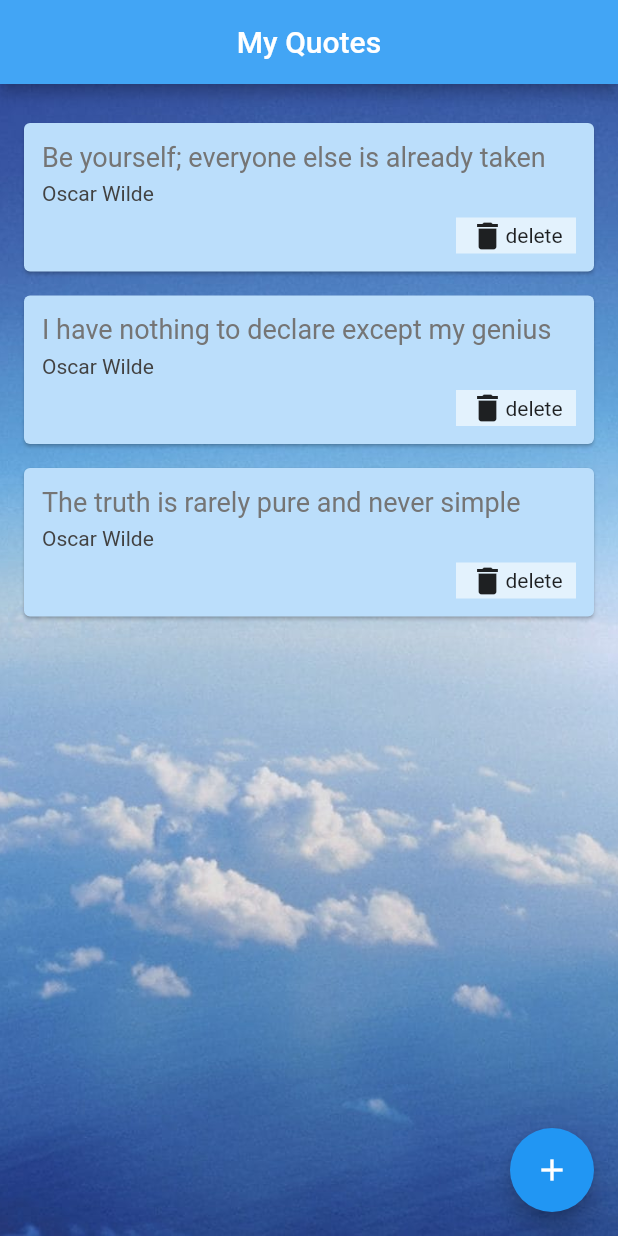
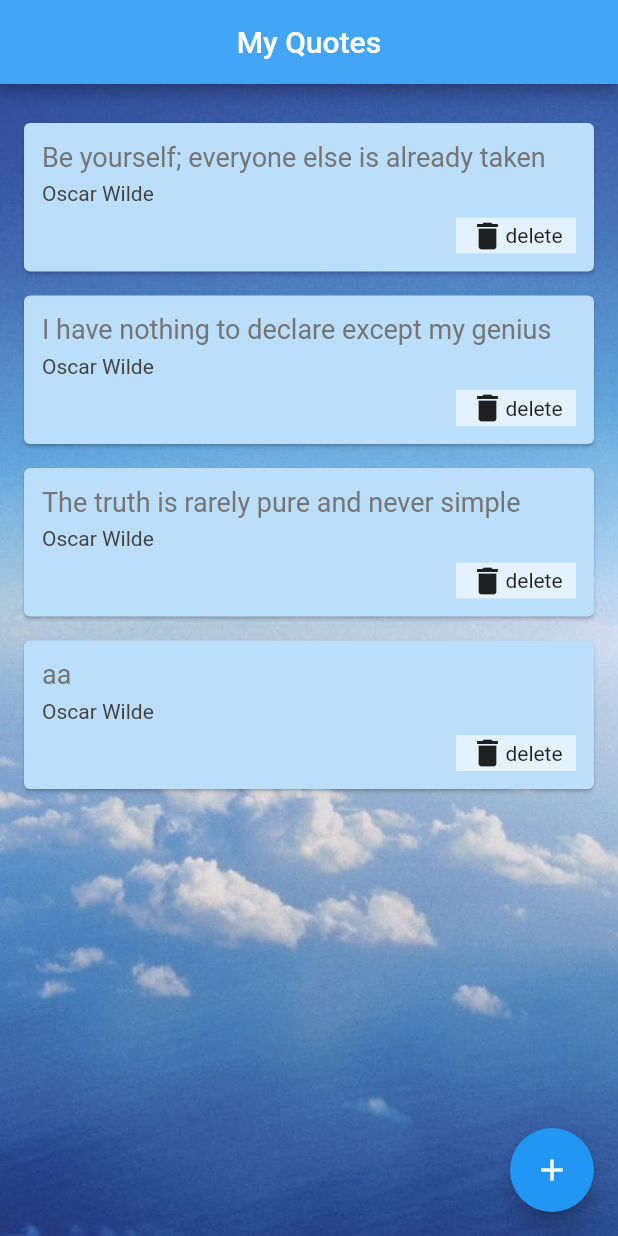
Before and after one commit to flora0110/flutter_project, a Flutter app: the screen it shows after launch, on a phone screen of 412 x 824 dp. Run offline on Flutter 3.47's test engine with Material 2 defaults, Android fonts, the phone set to English and light mode, and no system bars.

```diff
--- a/memo/lib/pages/home.dart
+++ b/memo/lib/pages/home.dart
@@ -14,8 +14,17 @@ class _State extends State<Home> {
     Quote(author: 'Oscar Wilde', text: 'I have nothing to declare except my genius'),
     Quote(author: 'Oscar Wilde', text: 'The truth is rarely pure and never simple')
   ];
+  //String data='';
   @override//用這個build function而非 State<QuoteList> 的
   Widget build(BuildContext context) {
+    final route = ModalRoute.of(context);
+    if(route==null) print('is null');
+    else{
+      final routeArgs = route.settings.arguments;
+      print(routeArgs);
+      quotes.add(Quote(author: 'Oscar Wilde', text:'aa'));
+    }
+    //var data = ModalRoute.of(context).settings.arguments;
     return Scaffold(
       backgroundColor: Colors.grey[200],
       appBar: AppBar(
```
Also changed, not shown: memo/lib/pages/input.dart (+9 -28 lines).
